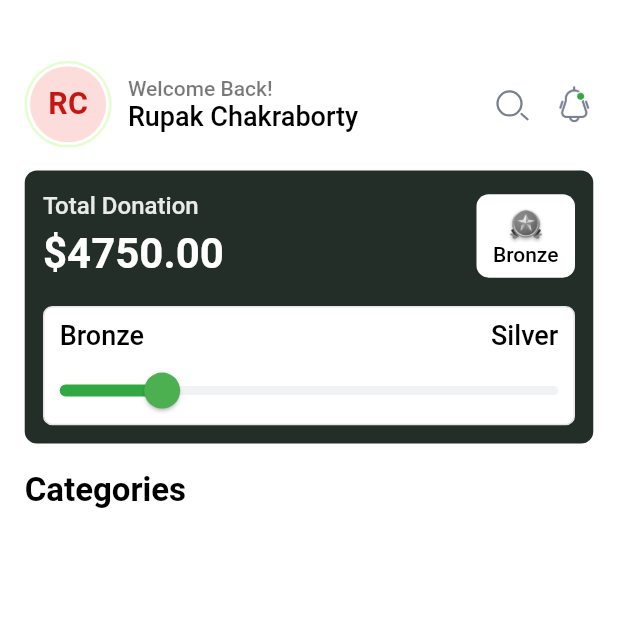
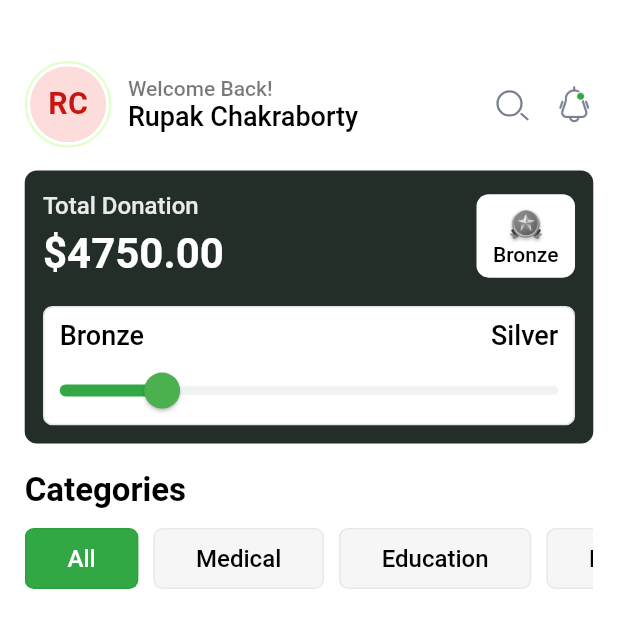
Before and after one commit to Umaiir11/open-palms-app, a Flutter app: the DonorHomeView screen opened directly, on a phone screen of 412 x 824 dp. Shown: the top 628 px of the screen. Run offline on Flutter 3.47's test engine with Material 3 defaults, Android fonts, the phone set to English and light mode, and no system bars; drawn by our look-alikes of cached_network_image; our stand-ins replace animate_do, connectivity_plus, country_picker, dropdown_button2, flutter_animate, flutter_image_compress and 10 more; missing offline and left inert: custom_cached_image, video_thumbnail; accounts and stored records are empty; network calls fail; key blocks and very long unbroken strings in the code were emptied for the run.

Commit message:
Push By Arslan on 1st September Working on Frontend Design

```diff
--- a/lib/app/config/app_routes.dart
+++ b/lib/app/config/app_routes.dart
@@ -4,6 +4,7 @@ import 'package:open_palms/app/mvvm/view/common_views/auth_views/sign_up_view/si
 import 'package:open_palms/app/mvvm/view/common_views/get_started_view/get_started_view.dart';
 import 'package:open_palms/app/mvvm/view/common_views/user_selection_view/user_selection_view.dart';
 import 'package:open_palms/app/mvvm/view/donor_side/donor_bottom_bar_view/donor_bottom_bar_view.dart';
+import 'package:open_palms/app/mvvm/view_model/donor_side_controllers/donor_home_controller/donor_home_controller.dart';
 
 import '../mvvm/view/common_views/splash_view/splash_view.dart';
 import '../mvvm/view_model/common_controllers/bottom_bar_controller/bottom_bar_controller.dart';
@@ -64,6 +65,7 @@ abstract class AppPages {
       page: () => DonorBottomBarView(),
       binding: BindingsBuilder(() {
         Get.lazyPut<BottomBarController>(() => BottomBarController());
+        Get.lazyPut<DonorHomeController>(() => DonorHomeController());
       }),
     ),
   ];
--- a/lib/app/mvvm/view/donor_side/donor_bottom_bar_view/donor_home_view.dart
+++ b/lib/app/mvvm/view/donor_side/donor_bottom_bar_view/donor_home_view.dart
@@ -1,11 +1,13 @@
 import 'package:flutter/material.dart';
 import 'package:flutter_screenutil/flutter_screenutil.dart';
 import 'package:flutter_svg/flutter_svg.dart';
+import 'package:get/get.dart';
 import 'package:open_palms/app/config/app_assets.dart';
 import 'package:open_palms/app/config/app_text_style.dart';
 import 'package:open_palms/app/config/padding_extensions.dart';
 import 'package:open_palms/app/customWidgets/custom_tiles/donor_stats_tile.dart';
 import 'package:open_palms/app/customWidgets/sizedbox_extension.dart';
+import 'package:open_palms/app/mvvm/view_model/donor_side_controllers/donor_home_controller/donor_home_controller.dart';
 
 import '../../../../config/app_colors.dart';
 import '../../../../customWidgets/custom_cache_image/custom_cached_image.dart';
@@ -18,6 +20,8 @@ class DonorHomeView extends StatefulWidget {
 }
 
 class _DonorHomeViewState extends State<DonorHomeView> {
+  final DonorHomeController controller = Get.find();
+
   @override
   Widget build(BuildContext context) {
     return Scaffold(
@@ -79,6 +83,41 @@ class _DonorHomeViewState extends State<DonorHomeView> {
                     style: AppTextStyles.customText22(color: AppColors.black, fontWeight: FontWeight.w600),
                   ),
                 ),
+                10.h.height,
+                SizedBox(
+                  height: 40.h,
+                  child: ListView.separated(
+                    scrollDirection: Axis.horizontal,
+                    physics: BouncingScrollPhysics(),
+                    padding: EdgeInsets.zero,
+                    itemCount: controller.categoryList.length,
+                    separatorBuilder: (_, __) => const SizedBox(width: 10),
+                    itemBuilder: (context, index) {
+                      final category = controller.categoryList[index];
+                      return GestureDetector(
+                        onTap: () => controller.selectCategory(category),
+                        child: Obx(() {
+                          return Container(
+                            decoration: BoxDecoration(
+                              color: controller.selectedCategory.value == category ? AppColors.primary : Color(0xffF6F6F6),
+                              borderRadius: BorderRadius.circular(6.sp),
+                              border: Border.all(color: AppColors.black.withOpacity(0.06)),
+                            ),
+                            child: Center(
+                              child: Text(
+                                category,
+                                style: AppTextStyles.customText16(
+                                  fontWeight: FontWeight.w500,
+                                  color: controller.selectedCategory.value == category ? AppColors.white : AppColors.black,
+                                ),
+                              ),
+                            ).paddingHorizontal(25.w),
+                          );
+                        }),
+                      );
+                    },
+                  ),
+                ),
               ],
             ),
           ),
--- a/lib/app/mvvm/view_model/donor_side_controllers/donor_home_controller/donor_home_controller.dart
+++ b/lib/app/mvvm/view_model/donor_side_controllers/donor_home_controller/donor_home_controller.dart
@@ -0,0 +1,12 @@
+import 'package:get/get.dart';
+
+class DonorHomeController extends GetxController {
+  RxString selectedCategory = 'All'.obs;
+
+  final List<String> categoryList = ["All", "Medical", "Education", "Food & Hunger", "Orphans", "Widows", "Disaster Relief", "Elderly Support"];
+
+  void selectCategory(val){
+    selectedCategory.value = val;
+  }
+
+}
```
Also changed, not shown: lib/app/mvvm/view/common_views/auth_views/login_view/login_view.dart (+27 -75 lines).
